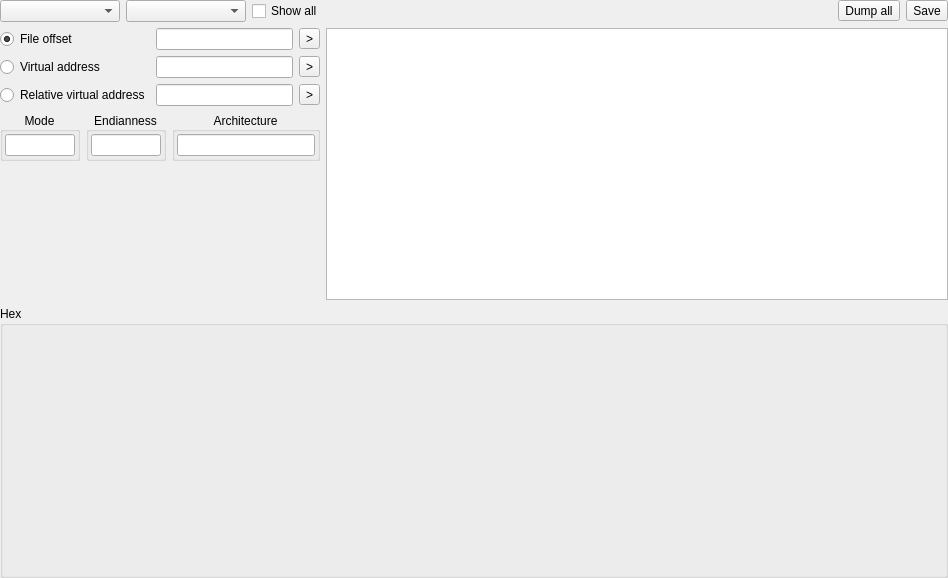
Before: the Qt Designer form xmemorymapwidget.ui in horsicq/XMemoryMapWidget, drawn with Qt 5.
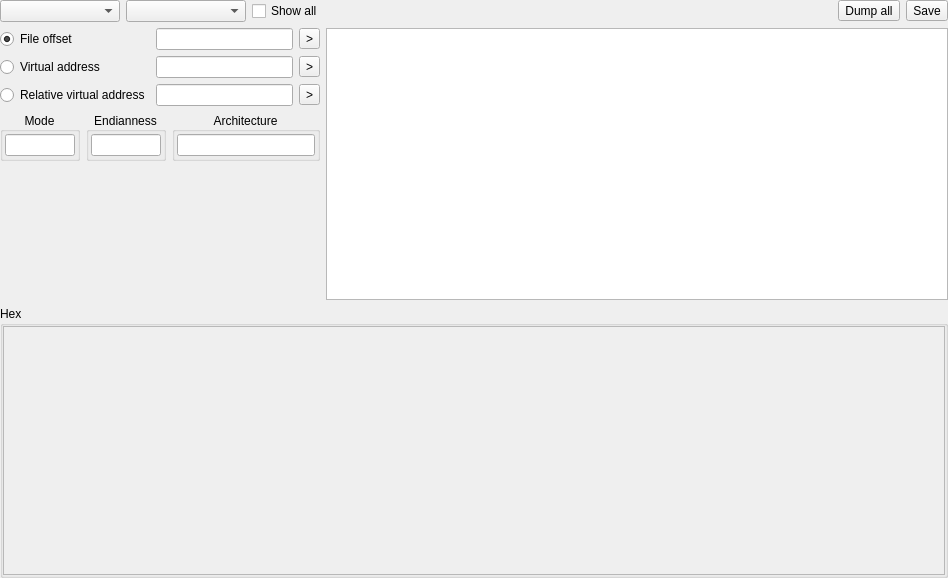
After: the same form once the commit is applied. The open tabs and pages were chosen to show the change. Custom widgets are drawn as their Qt base class.

```diff
--- a/xmemorymapwidget.ui
+++ b/xmemorymapwidget.ui
@@ -391,7 +391,7 @@
            <number>0</number>
           </property>
           <item>
-           <widget class="XHexView" name="widgetHex" native="true"/>
+           <widget class="XHexView" name="widgetHex"/>
           </item>
          </layout>
         </widget>
@@ -406,7 +406,7 @@
  <customwidgets>
   <customwidget>
    <class>XHexView</class>
-   <extends>QWidget</extends>
+   <extends>QScrollArea</extends>
    <header>xhexview.h</header>
    <container>1</container>
   </customwidget>
```
Left out of the diff: 2 changed lines with no effect on the pictures.
